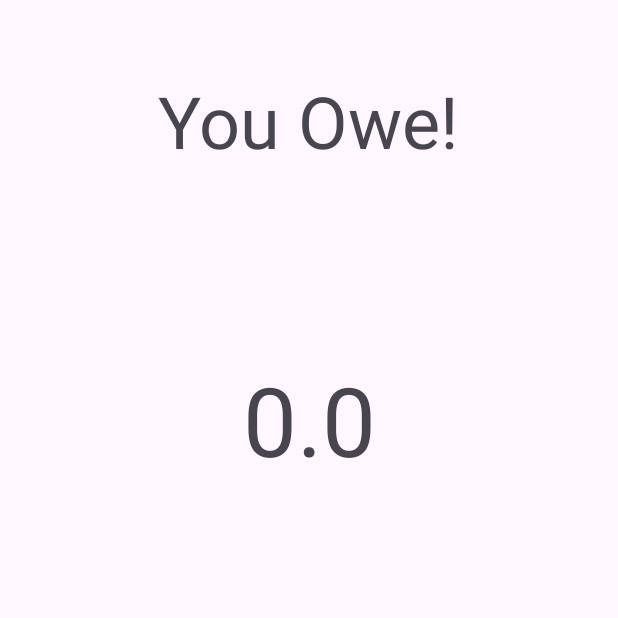
After one commit to joshbodunrin/RoomateShopping, an Android app: the PriceActivity screen opened directly, with no data from a screen before it, on a phone screen of 412 x 824 dp, the top half of it. The commit adds this screen. Run offline under Robolectric (Android 15) with nearby library versions, the phone set to English and light mode, and no system bars; our stand-ins replace Firebase (no records; nobody signed in at launch, a user with empty details on screens opened directly).

Commit message:
purchase item done and view price owed

```diff
--- a/app/src/main/java/edu/uga/cs/roomateshopping/Item.java
+++ b/app/src/main/java/edu/uga/cs/roomateshopping/Item.java
@@ -24,13 +24,13 @@ public class Item {
         this.key = null;
         this.name = name;
         this.price = 0;
-        this.buyer = "Not Yet Claimed!";
+        this.buyer = null;
     }
     public Item(String name, double price) {
         this.key = null;
         this.name = name;
         this.price = price;
-        this.buyer = "Not Yet Claimed!";
+        this.buyer = null;
     }
 
     //getters and setters for instance variables
--- a/app/src/main/java/edu/uga/cs/roomateshopping/ItemListRecyclerAdapter.java
+++ b/app/src/main/java/edu/uga/cs/roomateshopping/ItemListRecyclerAdapter.java
@@ -75,6 +75,8 @@ public class ItemListRecyclerAdapter extends RecyclerView.Adapter<ItemListRecycl
 
         holder.itemName.setText( item.getName());
         holder.cost.setText(String.valueOf(item.getPrice()));
+        if (item.getBuyer() != null)
+            holder.buyer.setText(item.getBuyer());
 
         //LOOK AT THIS STUFF, THIS IS FROM JOBLEADS
         // We can attach an OnClickListener to the itemView of the holder;
--- /dev/null
+++ b/app/src/main/java/edu/uga/cs/roomateshopping/PriceActivity.java
@@ -0,0 +1,86 @@
+package edu.uga.cs.roomateshopping;
+
+import androidx.annotation.NonNull;
+import androidx.appcompat.app.AppCompatActivity;
+
+import android.content.Intent;
+import android.os.Bundle;
+import android.util.Log;
+import android.widget.TextView;
+
+import com.google.firebase.auth.FirebaseAuth;
+import com.google.firebase.database.DataSnapshot;
+import com.google.firebase.database.DatabaseError;
+import com.google.firebase.database.DatabaseReference;
+import com.google.firebase.database.FirebaseDatabase;
+import com.google.firebase.database.ValueEventListener;
+
+
+import java.util.ArrayList;
+import java.util.List;
+
+public class PriceActivity extends AppCompatActivity {
+    private List<Item> itemsList;
+
+    private FirebaseDatabase database;
+
+    private FirebaseAuth auth;
+
+    private TextView priceOwed;
+
+    private String email;
+
+
+
+
+    @Override
+    protected void onCreate(Bundle savedInstanceState) {
+        super.onCreate(savedInstanceState);
+        setContentView(R.layout.activity_price);
+
+        Intent intent = getIntent();
+        email = intent.getStringExtra("email");
+
+        itemsList = new ArrayList<Item>();
+        priceOwed = findViewById(R.id.textView6);
+
+        auth = FirebaseAuth.getInstance();
+        database = FirebaseDatabase.getInstance();
+        DatabaseReference myRef = database.getReference("purchasedItems");
+        int users = 5;
+
+        myRef.addValueEventListener(new ValueEventListener() {
+
+            @Override
+            public void onDataChange(@NonNull DataSnapshot snapshot) {
+                //itemsList.clear();
+                for (DataSnapshot postSnapshot: snapshot.getChildren()) {
+                    Item item = postSnapshot.getValue(Item.class);
+                    //Log.d(TAG, "KEY VALUE ADDED HERE: " + postSnapshot.getKey());
+                    item.setKey(postSnapshot.getKey());
+                    itemsList.add(item);
+
+                }
+
+            }
+            @Override
+            public void onCancelled(@NonNull DatabaseError databaseError) {
+                System.out.println("ValueEventListener: reading failed: " + databaseError.getMessage());
+
+            }
+
+        } );
+
+        double totalPrice = 0;
+        double myPrice = 0;
+
+
+        for (Item item: itemsList) {
+            totalPrice += item.getPrice();
+            if (item.getBuyer() == email)
+                myPrice += item.getPrice();
+        }
+        double finalPrice = (totalPrice/users) - myPrice;
+        priceOwed.setText(Double.toString(finalPrice));
+    }
+}
--- a/app/src/main/java/edu/uga/cs/roomateshopping/RegisterActivity.java
+++ b/app/src/main/java/edu/uga/cs/roomateshopping/RegisterActivity.java
@@ -65,8 +65,10 @@ public class RegisterActivity extends AppCompatActivity {
 
                                 Log.d(TAG, "createUserWithEmail: success");
                                 FirebaseUser user = firebaseAuth.getCurrentUser();
+                                String email = user.getEmail();
 
                                 Intent intent = new Intent(RegisterActivity.this, ShoppingActivity.class);
+                                intent.putExtra("email",email);
                                 startActivity(intent);
                             } else {
                                 Log.d(TAG, "createUserWithEmail: failure", task.getException());
--- a/app/src/main/java/edu/uga/cs/roomateshopping/ReviewItems.java
+++ b/app/src/main/java/edu/uga/cs/roomateshopping/ReviewItems.java
@@ -51,6 +51,7 @@ implements EditItemDialogFragment.EditItemDialogListener{
     private List<Item> itemsList;
 
     private FirebaseDatabase database;
+    private String email;
 
 
 
@@ -63,6 +64,9 @@ implements EditItemDialogFragment.EditItemDialogListener{
         setContentView(R.layout.activity_review_items);
 
         Log.d(TAG, "onViewCreated()" );
+
+        Intent intent = getIntent();
+        email = intent.getStringExtra("email");
 
         recyclerView = findViewById(R.id.recyclerView);
         toolbar = findViewById(R.id.toolbar2);
@@ -281,7 +285,7 @@ implements EditItemDialogFragment.EditItemDialogListener{
                 @Override
                 public void onDataChange(@NonNull DataSnapshot snapshot) {
 
-                    snapshot.getRef().setValue(item).addOnSuccessListener(new OnSuccessListener<Void>() {
+                    snapshot.getRef().removeValue().addOnSuccessListener(new OnSuccessListener<Void>() {
                         @Override
                         public void onSuccess(Void unused) {
                             Log.d(TAG, "updated item at: " + position + "(" + item.getName() + ")");
--- /dev/null
+++ b/app/src/main/res/layout/activity_price.xml
@@ -0,0 +1,29 @@
+<?xml version="1.0" encoding="utf-8"?>
+<LinearLayout xmlns:android="http://schemas.android.com/apk/res/android"
+    xmlns:app="http://schemas.android.com/apk/res-auto"
+    xmlns:tools="http://schemas.android.com/tools"
+    android:layout_width="match_parent"
+    android:layout_height="match_parent"
+    android:orientation="vertical"
+    tools:context=".PriceActivity">
+
+    <TextView
+        android:id="@+id/textView5"
+        android:layout_width="wrap_content"
+        android:layout_height="wrap_content"
+        android:layout_gravity="center"
+        android:layout_marginTop="48dp"
+        android:gravity="center"
+        android:text="You Owe!"
+        android:textSize="48sp" />
+
+    <TextView
+        android:id="@+id/textView6"
+        android:layout_width="match_parent"
+        android:layout_height="wrap_content"
+        android:layout_gravity="center"
+        android:layout_marginTop="124dp"
+        android:gravity="center"
+        android:text="TextView"
+        android:textSize="64sp" />
+</LinearLayout>
--- a/app/src/main/res/menu/shopping_menu.xml
+++ b/app/src/main/res/menu/shopping_menu.xml
@@ -34,6 +34,11 @@
             android:orderInCategory="4"
             android:title="Logout"
             app:showAsAction="ifRoom|withText" />
+        <item
+            android:id="@+id/menu_price"
+            android:layout_width="wrap_content"
+            android:layout_height="wrap_content"
+            android:title="viewPrice" />
 
     </group>
 </menu>
```
Also changed, not shown: app/src/main/AndroidManifest.xml (+14 -9 lines), app/src/main/java/edu/uga/cs/roomateshopping/PurchasedItems.java (+7 -1 lines), app/src/main/java/edu/uga/cs/roomateshopping/ShoppingActivity.java (+12 -1 lines), app/src/main/java/edu/uga/cs/roomateshopping/ShoppingBucket.java (+13 -3 lines).
